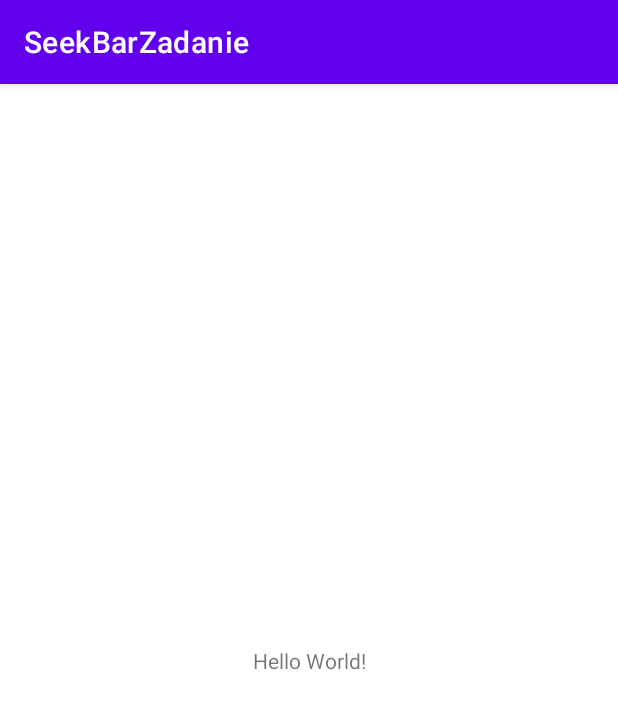
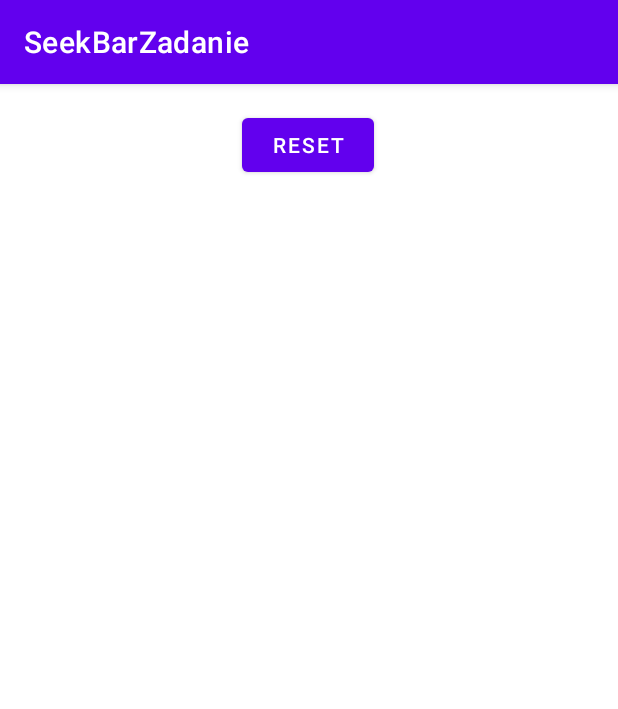
Before and after one commit to matipoklo/SeekBarZadanie, an Android app: the screen it shows after launch (MainActivity), on a phone screen of 412 x 824 dp. Shown: the top 709 px of the screen. Run offline under Robolectric (Android 15) with nearby library versions, the phone set to English and light mode, and no system bars.

Commit message:
Dodanie przycisku RESET / test

```diff
--- a/app/src/main/res/layout/activity_main.xml
+++ b/app/src/main/res/layout/activity_main.xml
@@ -6,13 +6,15 @@
     android:layout_height="match_parent"
     tools:context=".MainActivity">
 
-    <TextView
+    <Button
+        android:id="@+id/btnReset"
         android:layout_width="wrap_content"
         android:layout_height="wrap_content"
-        android:text="Hello World!"
+        android:text="Reset"
         app:layout_constraintBottom_toBottomOf="parent"
         app:layout_constraintEnd_toEndOf="parent"
+        app:layout_constraintHorizontal_bias="0.498"
         app:layout_constraintStart_toStartOf="parent"
-        app:layout_constraintTop_toTopOf="parent" />
-
+        app:layout_constraintTop_toTopOf="parent"
+        app:layout_constraintVertical_bias="0.023" />
 </androidx.constraintlayout.widget.ConstraintLayout>
```
